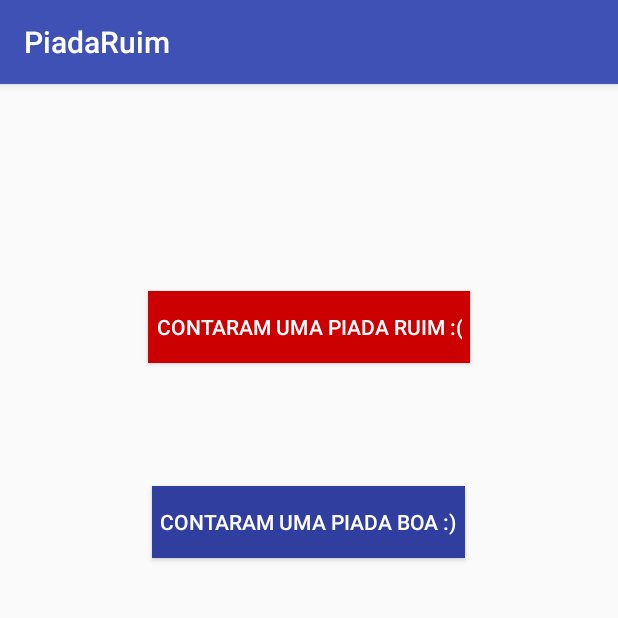
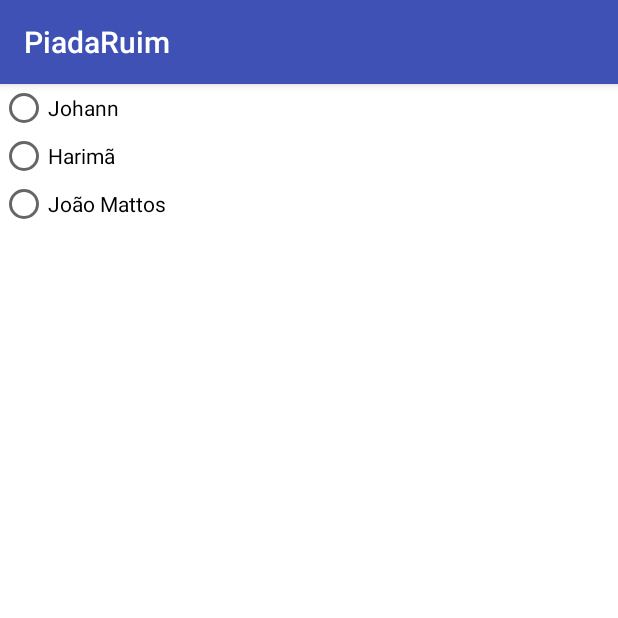
Before and after one commit to HarimaGoncalves/PiadaInternaMobile, an Android app: the screen it shows after launch (MainActivity before the commit, ListarPiadistasActivity after it), after a tap on "CONTARAM UMA PIADA RUIM :(", on a phone screen of 412 x 824 dp, the top half of it. Run offline under Robolectric (Android 15) with nearby library versions, the phone set to English and light mode, and no system bars.

Commit message:
implementando população da lista de nomes

```diff
--- a/PiadaRuim/app/src/main/AndroidManifest.xml
+++ b/PiadaRuim/app/src/main/AndroidManifest.xml
@@ -15,6 +15,13 @@
                 <category android:name="android.intent.category.LAUNCHER" />
             </intent-filter>
         </activity>
+        <activity android:name=".ListarPiadistasActivity">
+            <intent-filter>
+                <action android:name="android.intent.action.VIEW" />
+
+                <category android:name="android.intent.category.LAUNCHER" />
+            </intent-filter>
+        </activity>
     </application>
 
 </manifest>
--- /dev/null
+++ b/PiadaRuim/app/src/main/java/br/com/matrixcorp/piadaruim/ListarPiadistasActivity.java
@@ -0,0 +1,31 @@
+package br.com.matrixcorp.piadaruim;
+
+import android.os.Bundle;
+import android.support.v7.app.AppCompatActivity;
+import android.view.ViewGroup;
+import android.widget.RadioButton;
+import android.widget.RadioGroup;
+
+public class ListarPiadistasActivity extends AppCompatActivity {
+
+    String[] listaDePiadistas;
+    RadioGroup lista;
+
+    @Override
+    protected void onCreate(Bundle savedInstanceState) {
+        super.onCreate(savedInstanceState);
+        setContentView(R.layout.activity_listar_piadistas);
+
+        lista = (RadioGroup)findViewById(R.id.listaDepiadistas);
+        listaDePiadistas = getResources().getStringArray(R.array.piadistas);
+
+        ViewGroup hourButtonLayout = (ViewGroup)findViewById(R.id.listaDepiadistas);
+        for(int i = 0; i< listaDePiadistas.length; i++) {
+            RadioButton button = new RadioButton(this);
+            button.setId(i);
+            button.setText(listaDePiadistas[i]);
+            hourButtonLayout.addView(button);
+        }
+    }
+
+}
--- a/PiadaRuim/app/src/main/java/br/com/matrixcorp/piadaruim/MainActivity.java
+++ b/PiadaRuim/app/src/main/java/br/com/matrixcorp/piadaruim/MainActivity.java
@@ -1,65 +1,29 @@
 package br.com.matrixcorp.piadaruim;
 
-import android.content.DialogInterface;
-import android.support.v7.app.AlertDialog;
 import android.support.v7.app.AppCompatActivity;
 import android.os.Bundle;
 import android.view.View;
-import android.widget.Button;
-
-import android.app.Activity;
 import android.content.Intent;
 import android.view.View.OnClickListener;
-import android.widget.EditText;
-import android.widget.RadioButton;
-import android.widget.RadioGroup;
-
 
 public class MainActivity extends AppCompatActivity {
-
-    boolean piadaBoa;
-    Button button1;
-    Button button2;
 
     @Override
     protected void onCreate(Bundle savedInstanceState) {
         super.onCreate(savedInstanceState);
         setContentView(R.layout.activity_main);
 
-        button1 = (Button)findViewById(R.id.button1);
-        button2 = (Button)findViewById(R.id.button2);
-
-        button1.setOnClickListener(onClickListener);
-        button2.setOnClickListener(onClickListener);
+        (findViewById(R.id.button1)).setOnClickListener(onClickListener);
+        (findViewById(R.id.button2)).setOnClickListener(onClickListener);
     }
-
-//    @Override
-//    public void onClick(View v){
-//
-//        Intent intent = new Intent(getApplicationContext(), MainActivity.class);
-//        Bundle b = new Bundle();
-//
-////        b.putByte("piadaBoa", );
-//
-//    }
-
-//    private void alert(String title, String message) {
-//        AlertDialog alertDialog = new AlertDialog.Builder(MainActivity.this).create();
-//        alertDialog.setTitle(title);
-//        alertDialog.setMessage(message);
-//        alertDialog.setButton(AlertDialog.BUTTON_NEUTRAL, "OK",
-//                new DialogInterface.OnClickListener() {
-//                    public void onClick(DialogInterface dialog, int which) {
-//                        dialog.dismiss();
-//                    }
-//                });
-//        alertDialog.show();
-//    }
 
     private OnClickListener onClickListener = new OnClickListener() {
 
         @Override
         public void onClick(final View v) {
+
+            boolean piadaBoa = false;
+
             switch(v.getId()){
                 case R.id.button1:
                     piadaBoa = false;
@@ -68,9 +32,14 @@ public class MainActivity extends AppCompatActivity {
                     piadaBoa = true;
                     break;
             }
-//            alert("botao acionado", piadaBoa? "piada boa":"piada ruim");
+
+            Intent intent = new Intent(getApplicationContext(), ListarPiadistasActivity.class);
+            Bundle b = new Bundle();
+
+            b.putBoolean("piadaBoa", piadaBoa);
+
+            intent.putExtras(b);
+            startActivity(intent);
         }
     };
-
-
 }
--- a/PiadaRuim/app/src/main/res/layout/activity_listar_piadistas.xml
+++ b/PiadaRuim/app/src/main/res/layout/activity_listar_piadistas.xml
@@ -9,6 +9,5 @@
         style="@style/AppTheme"
         android:id="@+id/listaDepiadistas"
         android:background="#ffffff">
-
     </RadioGroup>
 </RelativeLayout>
```
